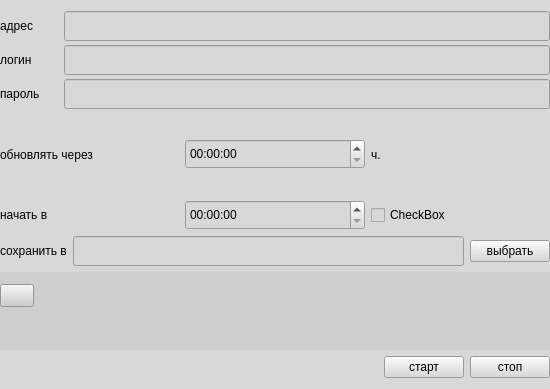
Qt form club_stat/gui/ui/itstat.ui (zaswed76/pc_club) before a commit.
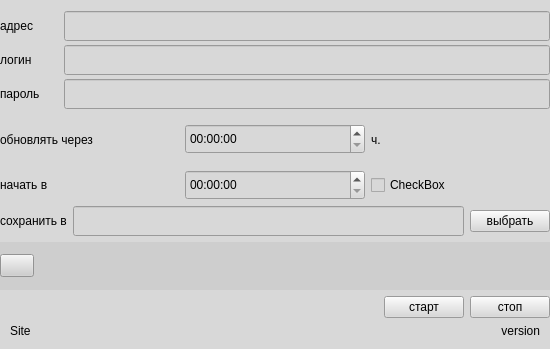
The same form after that commit.

```diff
--- a/club_stat/gui/ui/itstat.ui
+++ b/club_stat/gui/ui/itstat.ui
@@ -7,9 +7,15 @@
     <x>0</x>
     <y>0</y>
     <width>550</width>
-    <height>389</height>
+    <height>349</height>
    </rect>
   </property>
+  <property name="sizePolicy">
+   <sizepolicy hsizetype="Preferred" vsizetype="Expanding">
+    <horstretch>0</horstretch>
+    <verstretch>0</verstretch>
+   </sizepolicy>
+  </property>
   <property name="minimumSize">
    <size>
     <width>500</width>
@@ -257,6 +263,24 @@
    </item>
    <item>
     <widget class="QFrame" name="frame">
+     <property name="sizePolicy">
+      <sizepolicy hsizetype="Preferred" vsizetype="Fixed">
+       <horstretch>0</horstretch>
+       <verstretch>0</verstretch>
+      </sizepolicy>
+     </property>
+     <property name="minimumSize">
+      <size>
+       <width>34</width>
+       <height>44</height>
+      </size>
+     </property>
+     <property name="maximumSize">
+      <size>
+       <width>16777215</width>
+       <height>55</height>
+      </size>
+     </property>
      <property name="styleSheet">
       <string notr="true">background-color: rgb(206, 206, 206);</string>
      </property>
@@ -321,6 +345,63 @@
      </item>
     </layout>
    </item>
+   <item>
+    <layout class="QHBoxLayout" name="horizontalLayout_8">
+     <item>
+      <widget class="QLabel" name="label_site">
+       <property name="cursor">
+        <cursorShape>PointingHandCursor</cursorShape>
+       </property>
+       <property name="styleSheet">
+        <string notr="true"/>
+       </property>
+       <property name="frameShape">
+        <enum>QFrame::NoFrame</enum>
+       </property>
+       <property name="text">
+        <string>Site</string>
+       </property>
+       <property name="margin">
+        <number>0</number>
+       </property>
+       <property name="indent">
+        <number>10</number>
+       </property>
+       <property name="openExternalLinks">
+        <bool>true</bool>
+       </property>
+       <property name="textInteractionFlags">
+        <set>Qt::TextBrowserInteraction</set>
+       </property>
+      </widget>
+     </item>
+     <item>
+      <widget class="QLabel" name="label_version">
+       <property name="sizePolicy">
+        <sizepolicy hsizetype="Preferred" vsizetype="Fixed">
+         <horstretch>0</horstretch>
+         <verstretch>0</verstretch>
+        </sizepolicy>
+       </property>
+       <property name="maximumSize">
+        <size>
+         <width>16777215</width>
+         <height>14</height>
+        </size>
+       </property>
+       <property name="text">
+        <string>version</string>
+       </property>
+       <property name="alignment">
+        <set>Qt::AlignRight|Qt::AlignTrailing|Qt::AlignVCenter</set>
+       </property>
+       <property name="indent">
+        <number>10</number>
+       </property>
+      </widget>
+     </item>
+    </layout>
+   </item>
   </layout>
  </widget>
  <resources/>
```
